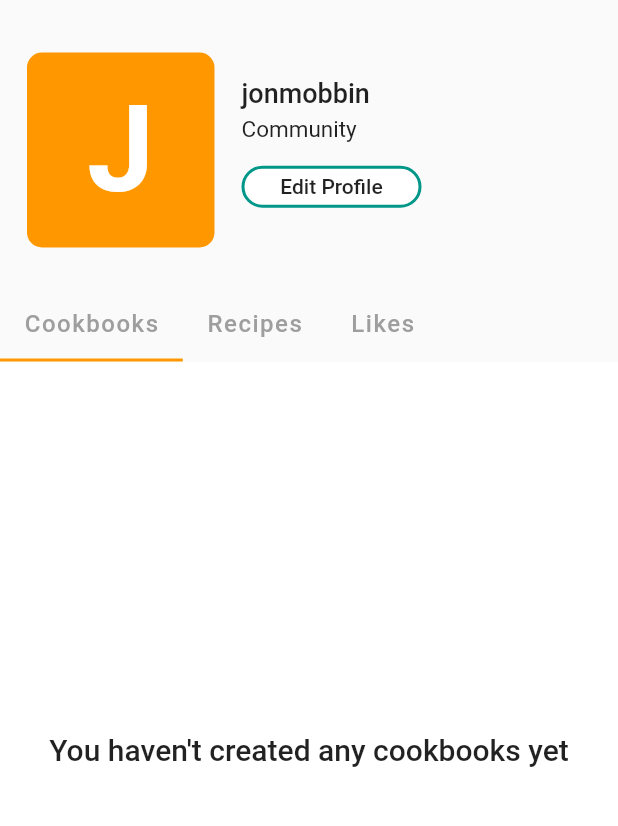
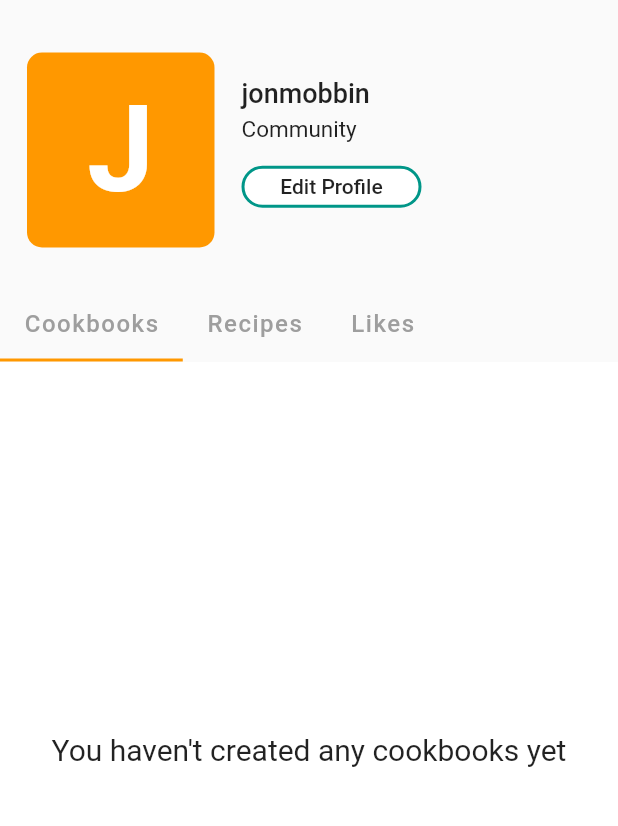
Before and after one commit to metatony/kitchen-stories-ui, a Flutter app: the screen it shows after launch, on a phone screen of 412 x 824 dp, the part 99-925 px from its top. Run offline on Flutter 3.47's test engine with Material 2 defaults, Android fonts, the phone set to English and light mode, and no system bars; our stand-ins replace flutter_feather_icons; project files that could hold a hidden picture were left out.

Commit message:
font weight reduced

```diff
--- a/lib/tabbar_pages.dart/tabpage_1.dart
+++ b/lib/tabbar_pages.dart/tabpage_1.dart
@@ -14,7 +14,7 @@ class TabPage1 extends StatelessWidget {
             Center(
               child: Text(
                 'You haven\'t created any cookbooks yet',
-                style: TextStyle(fontSize: 20, fontWeight: FontWeight.w500),
+                style: TextStyle(fontSize: 20, fontWeight: FontWeight.w400),
               ),
             ),
           ],
--- a/lib/tabbar_pages.dart/tabpage_2.dart
+++ b/lib/tabbar_pages.dart/tabpage_2.dart
@@ -14,7 +14,7 @@ class TabPage2 extends StatelessWidget {
             Center(
               child: Text(
                 'You haven\'t created any recipes yet',
-                style: TextStyle(fontSize: 20, fontWeight: FontWeight.w500),
+                style: TextStyle(fontSize: 20, fontWeight: FontWeight.w400),
               ),
             ),
           ],
--- a/lib/tabbar_pages.dart/tabpage_3.dart
+++ b/lib/tabbar_pages.dart/tabpage_3.dart
@@ -14,7 +14,7 @@ class TabPage3 extends StatelessWidget {
             Center(
               child: Text(
                 'You haven\'t gotten any likes yet',
-                style: TextStyle(fontSize: 20, fontWeight: FontWeight.w500),
+                style: TextStyle(fontSize: 20, fontWeight: FontWeight.w400),
               ),
             ),
           ],
```
